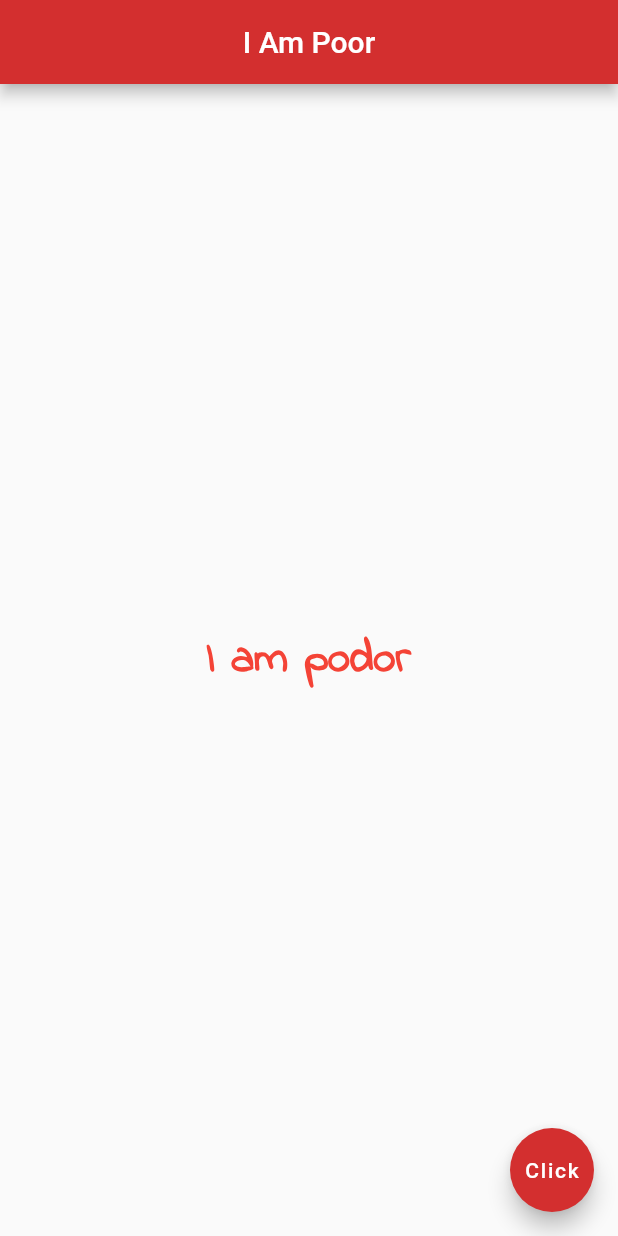
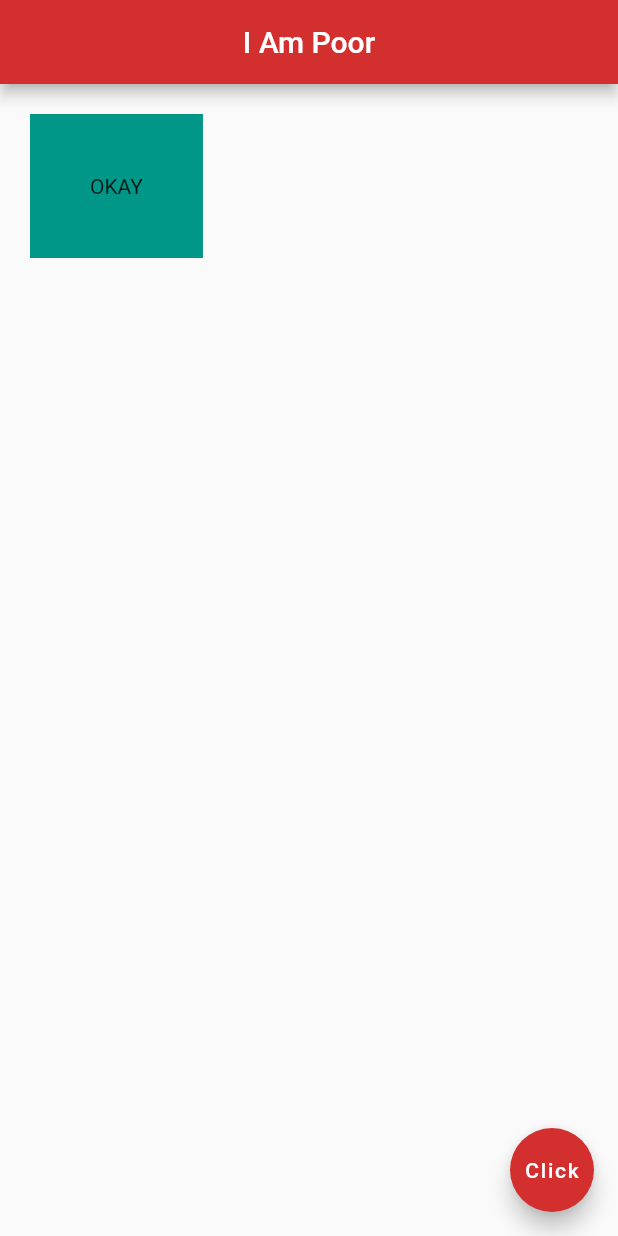
Before and after one commit to MuhammadHamzaAmir/flutter_demo, a Flutter app: the screen it shows after launch, on a phone screen of 412 x 824 dp. Run offline on Flutter 3.47's test engine with Material 2 defaults, Android fonts, the phone set to English and light mode, and no system bars.

Commit message:
in=progress

```diff
--- a/lib/main.dart
+++ b/lib/main.dart
@@ -14,15 +14,11 @@ class Home extends StatelessWidget {
         backgroundColor: Colors.red[700],
         centerTitle: true,
       ),
-      body: const Center(
-        child: Text(
-          "I am podor",
-          style: TextStyle(
-              fontSize: 30.0,
-              fontWeight: FontWeight.bold,
-              color: Colors.red,
-              fontFamily: "IndieFlower"),
-        ),
+      body: Container(
+        padding: const EdgeInsets.all(40),
+        margin: const EdgeInsets.all(20),
+        color: Colors.teal,
+        child: const Text("OKAY"),
       ),
       floatingActionButton: FloatingActionButton(
         onPressed: () {
--- a/pubspec.yaml
+++ b/pubspec.yaml
@@ -60,9 +60,8 @@ flutter:
   uses-material-design: true
 
   # To add assets to your application, add an assets section, like this:
-  # assets:
-  #   - images/a_dot_burr.jpeg
-  #   - images/a_dot_ham.jpeg
+  assets:
+    - assets/images/
 
   # An image asset can refer to one or more resolution-specific "variants", see
   # https://flutter.dev/assets-and-images/#resolution-aware
```
Also changed, not shown: assets/images/image_asset.jpg (added).
